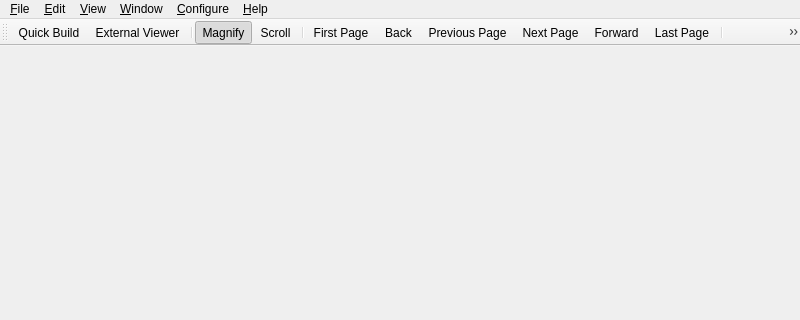
Old version of the form PDFDocument.ui in the repository svn2github/texstudio-trunk; both pictures show x 0 to 800 and y 0 to 320 of the 800 by 600 pixel window.
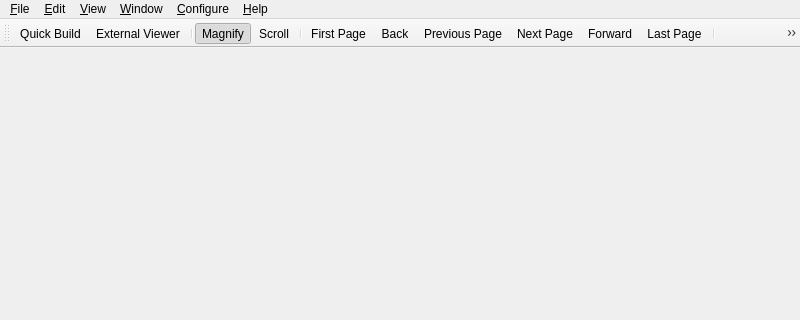
New version of the form.

Commit message: fix misaligned text in pdf toolbar tooltips, alignment and color of pdf line number edit

```diff
--- a/PDFDocument.ui
+++ b/PDFDocument.ui
@@ -137,9 +137,6 @@
    <property name="windowTitle">
     <string>Toolbar</string>
    </property>
-   <property name="styleSheet">
-    <string notr="true">padding:2px</string>
-   </property>
    <property name="iconSize">
     <size>
      <width>24</width>
```
Left out of the diff: 2 changed lines with no effect on the pictures. The commit also changes 1 other file.
